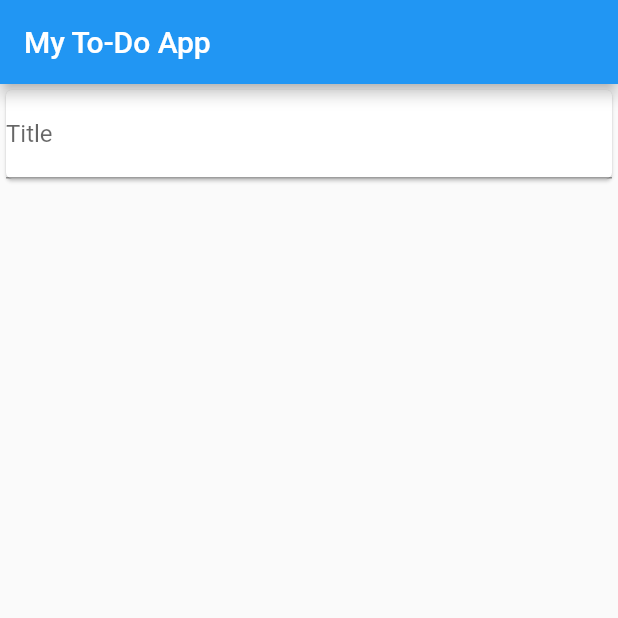
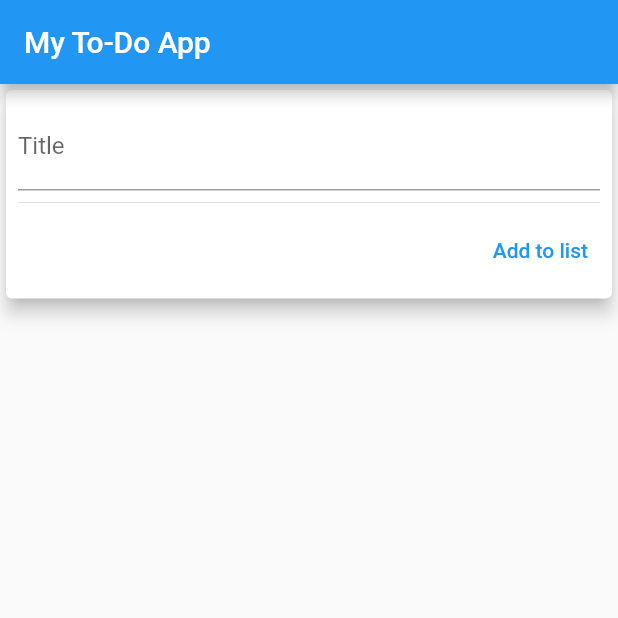
Before and after one commit to selvedin/flutter_todo, a Flutter app: the screen it shows after launch, on a phone screen of 412 x 824 dp, the top half of it. Run offline on Flutter 3.47's test engine with Material 2 defaults, Android fonts, the phone set to English and light mode, and no system bars.

Commit message:
adding task to tasks list

```diff
--- a/lib/main.dart
+++ b/lib/main.dart
@@ -45,6 +45,10 @@ class _MyHomePageState extends State<MyHomePage> {
     super.dispose();
   }
 
+  void _addTaskToList() {
+    _tasks.add(Task(_inputController.text, DateTime.now()));
+  }
+
   @override
   Widget build(BuildContext context) {
     return Scaffold(
@@ -55,7 +59,12 @@ class _MyHomePageState extends State<MyHomePage> {
         child: Column(
           children: [
             Card(
-              child: TextField(
+              elevation: 5,
+              child: Padding(
+                padding: const EdgeInsets.all(8.0),
+                child: Column(
+                  children: [
+                    TextField(
                       controller: _inputController,
                       decoration: InputDecoration(
                         hintText: 'Write something ...',
@@ -65,6 +74,19 @@ class _MyHomePageState extends State<MyHomePage> {
                         setState(() {}); // we need to trigger changing state
                       },
                     ),
+                    Divider(),
+                    Row(
+                      mainAxisAlignment: MainAxisAlignment.end,
+                      children: [
+                        TextButton(
+                          onPressed: _addTaskToList,
+                          child: Text('Add to list'),
+                        ),
+                      ],
+                    ),
+                  ],
+                ),
+              ),
             ),
           ],
         ),
```
Lines whose indentation alone changed are shown as unchanged.
